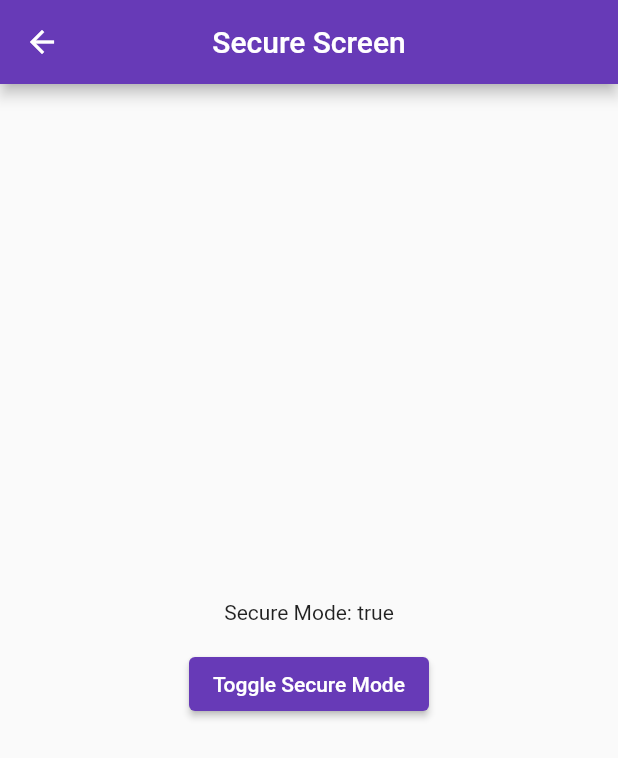
After one commit to drashtiPatelCrest/CommonModulesFlutter, a Flutter app: the SecureScreen screen opened directly, after a tap on "Toggle Secure Mode", on a phone screen of 412 x 824 dp. The commit adds this screen. Shown: the top 758 px of the screen. Run offline on Flutter 3.47's test engine with Material 2 defaults, Android fonts, the phone set to English and light mode, and no system bars; our stand-ins replace country_picker, firebase_core, firebase_dynamic_links, gallery_saver, image_cropper, image_picker and 3 more; missing offline and left inert: fast_rsa, flutter_biometrics, flutter_windowmanager, secure_application; accounts and stored records are empty.

Commit message:
Add Secure App Screen Feature

```diff
--- a/lib/dashboard_screen.dart
+++ b/lib/dashboard_screen.dart
@@ -3,6 +3,7 @@ import 'package:modules_flutter/biometrics_auth/new_auth_screen.dart';
 import 'package:modules_flutter/deep_linking/uni_link_screen.dart';
 import 'package:modules_flutter/image_crop/image_crop_screen.dart';
 import 'package:modules_flutter/multiple_images/multiple_images_screen.dart';
+import 'package:modules_flutter/secure_screen/secure_screen.dart';
 import 'package:modules_flutter/utils/alert_dialog_util.dart';
 import 'package:modules_flutter/utils/functions_utils.dart';
 import 'package:modules_flutter/whatsapp_message/whatsapp_message_screen.dart';
@@ -75,6 +76,15 @@ extension on _DashboardScreenState {
                   const MultipleImagesScreen(title: "Select Multiple Images"));
             }),
             const SizedBox(height: 10),
+            //Secure Screen
+            customAlertButton(context, "Secure Screen",
+                verticalPadding: 16.0,
+                fontSize: 16.0,
+                isClose: false, onTap: () {
+                  navigateToNextScreen(context,
+                      const SecureScreen(title: "Secure Screen"));
+                }),
+            const SizedBox(height: 10),
           ],
         ));
   }
--- /dev/null
+++ b/lib/secure_screen/secure_screen.dart
@@ -0,0 +1,57 @@
+import 'package:flutter/material.dart';
+import 'package:flutter_windowmanager/flutter_windowmanager.dart';
+
+class SecureScreen extends StatefulWidget {
+  final String title;
+
+  const SecureScreen({Key? key, required this.title}) : super(key: key);
+
+  @override
+  State<SecureScreen> createState() => _SecureScreenState();
+}
+
+class _SecureScreenState extends State<SecureScreen> {
+  bool _secureMode = false;
+
+  @override
+  Widget build(BuildContext context) {
+    return Scaffold(
+      appBar: AppBar(
+          title: Text(widget.title),
+          automaticallyImplyLeading: true,
+          centerTitle: true),
+      body: _mainView(),
+    );
+  }
+}
+
+extension on _SecureScreenState {
+  Widget _mainView() {
+    return Center(
+      child: Column(
+        mainAxisAlignment: MainAxisAlignment.center,
+        crossAxisAlignment: CrossAxisAlignment.center,
+        children: <Widget>[
+          Text('Secure Mode: ${_secureMode.toString()}\n'),
+          ElevatedButton(
+              onPressed: () async {
+                final secureModeToggle = !_secureMode;
+
+                if (secureModeToggle == true) {
+                  await FlutterWindowManager.addFlags(
+                      FlutterWindowManager.FLAG_SECURE);
+                } else {
+                  await FlutterWindowManager.clearFlags(
+                      FlutterWindowManager.FLAG_SECURE);
+                }
+
+                setState(() {
+                  _secureMode = !_secureMode;
+                });
+              },
+              child: const Text("Toggle Secure Mode")),
+        ],
+      ),
+    );
+  }
+}
--- a/pubspec.yaml
+++ b/pubspec.yaml
@@ -49,6 +49,8 @@ dependencies:
   uni_links: ^0.5.1
   fast_rsa: ^3.5.1
   country_picker: ^2.0.16
+  flutter_windowmanager: ^0.2.0
+  secure_application: ^3.8.0
 
 dev_dependencies:
   flutter_test:
```
Also changed, not shown: lib/secure_screen/secure_application_screen.dart (added, +208 -0 lines), pubspec.lock.
